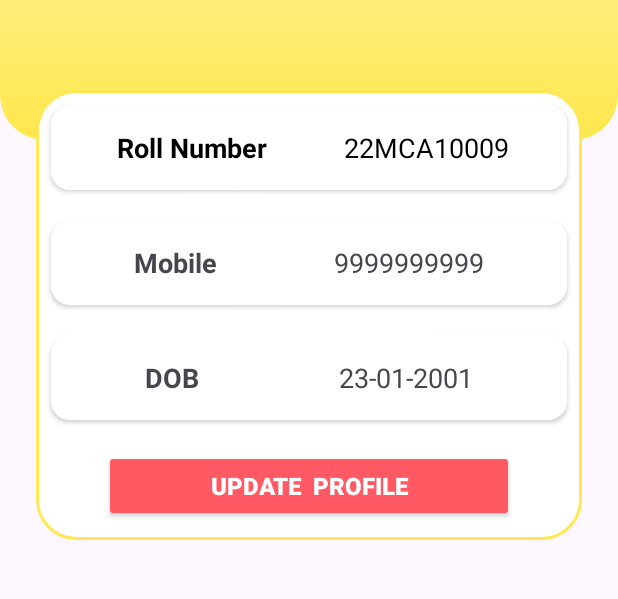
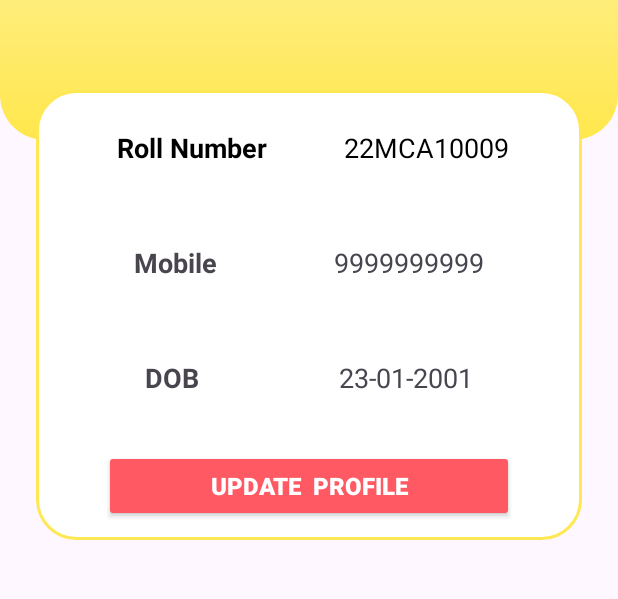
Before and after one commit to tanmays62343/Orizel-School, an Android app: the ProfileActivity screen opened directly, with no data from a screen before it, on a phone screen of 412 x 824 dp, the part 400-999 px from its top. Run offline under Robolectric (Android 15) with nearby library versions, the phone set to English and light mode, and no system bars.

Commit message:
updated profile view

```diff
--- a/app/src/main/res/layout/activity_profile.xml
+++ b/app/src/main/res/layout/activity_profile.xml
@@ -101,8 +101,7 @@
                         android:layout_margin="10dp"
                         android:orientation="horizontal"
                         android:padding="16dp"
-                        android:elevation="2dp"
-                        android:background="@drawable/rounded_box_background">
+                        android:elevation="2dp">
 
                     <TextView
                         android:id="@+id/Roll_no_1"
@@ -134,8 +133,7 @@
             android:layout_margin="10dp"
             android:orientation="horizontal"
             android:padding="16dp"
-            android:elevation="2dp"
-            android:background="@drawable/rounded_box_background">
+            android:elevation="2dp">
 
 
                         <TextView
@@ -166,8 +164,7 @@
                         android:layout_margin="10dp"
                         android:orientation="horizontal"
                         android:padding="16dp"
-                        android:elevation="2dp"
-                        android:background="@drawable/rounded_box_background">
+                        android:elevation="2dp">
 
 
                         <TextView
--- a/app/src/main/res/layout/recycler_view_item.xml
+++ b/app/src/main/res/layout/recycler_view_item.xml
@@ -13,7 +13,7 @@
     <com.google.android.material.card.MaterialCardView
         android:layout_width="match_parent"
         android:layout_height="wrap_content"
-        android:layout_margin="10dp"
+        android:layout_margin="8dp"
         app:cardElevation="4dp"
         android:elevation="4dp"
         app:cardCornerRadius="12dp"
```
